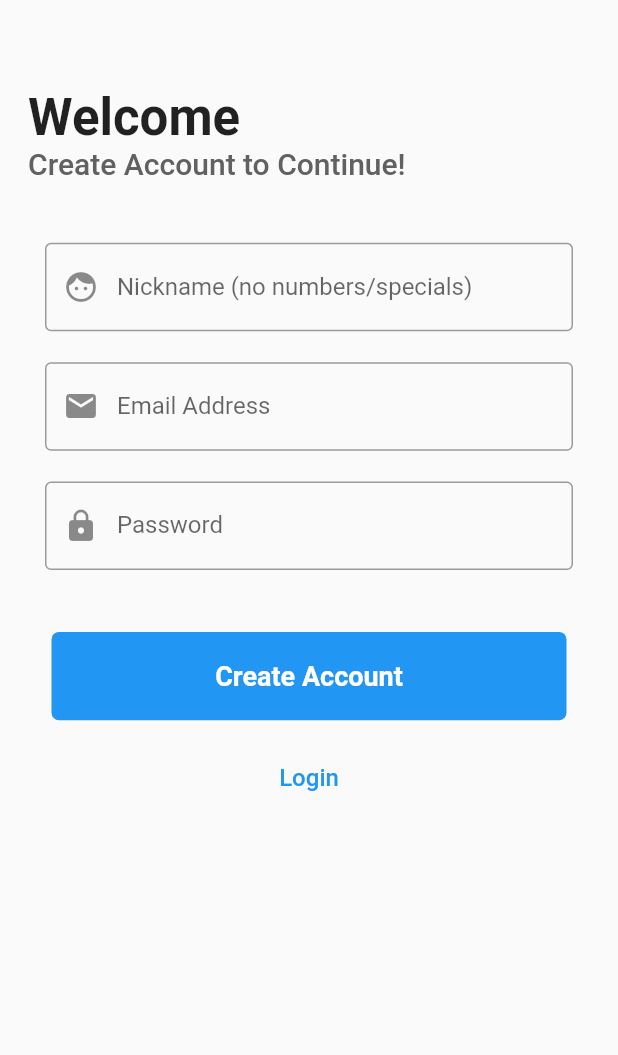
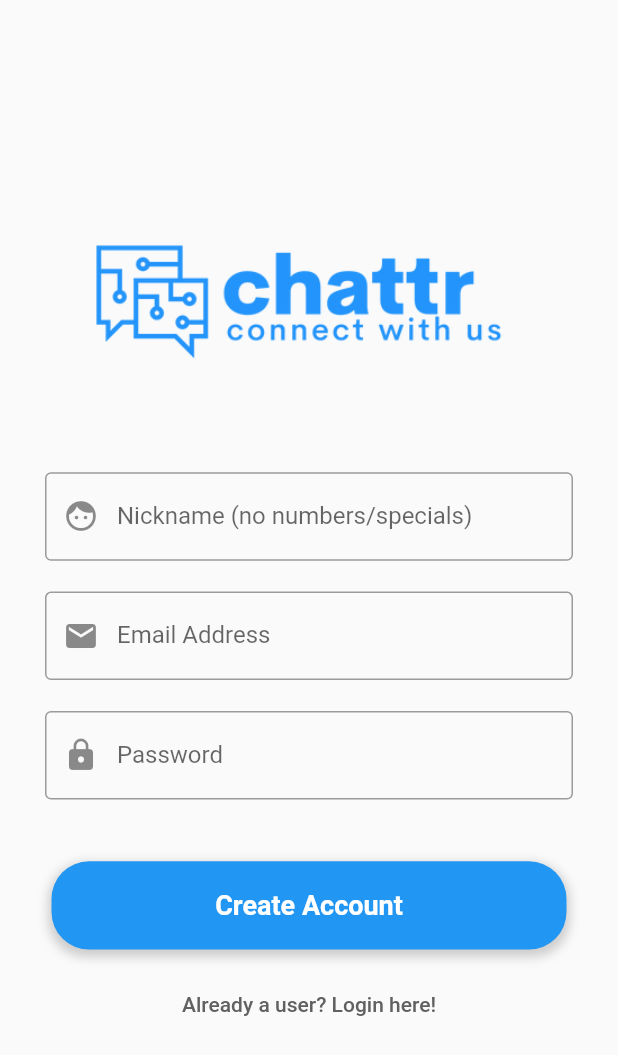
Before and after one commit to kachywy/flutchat, a Flutter app: the CreateAccount screen opened directly, on a phone screen of 412 x 824 dp. Shown: the top 1055 px of the screen. Run offline on Flutter 3.47's test engine with Material 2 defaults, Android fonts, the phone set to English and light mode, and no system bars; our stand-ins replace cloud_firestore, firebase_auth, firebase_core, firebase_storage, fluttertoast, image_picker; accounts and stored records are empty; Roboto replaces fonts that are missing (Poppins).

Commit message:
changes in design (logo, text, fonts)

```diff
--- a/lib/Authenticate/CreateAccount.dart
+++ b/lib/Authenticate/CreateAccount.dart
@@ -38,33 +38,12 @@ class _CreateAccountState extends State<CreateAccount> {
                     SizedBox(
                       height: size.height / 20,
                     ),
-                    Container(
-                      alignment: Alignment.centerLeft,
-                      width: size.width / 0.5,
+                    SizedBox(
+                      height: size.height / 10,
                     ),
-                    SizedBox(
-                      height: size.height / 50,
-                    ),
-                    Container(
-                      width: size.width / 1.1,
-                      child: Text(
-                        "Welcome",
-                        style: TextStyle(
-                          fontSize: 34,
-                          fontWeight: FontWeight.bold,
-                        ),
-                      ),
-                    ),
-                    Container(
-                      width: size.width / 1.1,
-                      child: Text(
-                        "Create Account to Continue!",
-                        style: TextStyle(
-                          color: Colors.grey[700],
-                          fontSize: 20,
-                          fontWeight: FontWeight.w500,
-                        ),
-                      ),
+                    Image(
+                      image: AssetImage('assets/img/logo.png'),
+                      height: 150,
                     ),
                     SizedBox(
                       height: size.height / 20,
@@ -142,11 +121,12 @@ class _CreateAccountState extends State<CreateAccount> {
                       child: GestureDetector(
                         onTap: () => Navigator.pop(context),
                         child: Text(
-                          "Login",
+                          "Already a user? Login here!",
                           style: TextStyle(
-                            color: Colors.blue,
-                            fontSize: 16,
+                            color: Colors.grey[700],
+                            fontSize: 14,
                             fontWeight: FontWeight.w500,
+                            fontFamily: 'Poppins',
                           ),
                         ),
                       ),
@@ -190,8 +170,16 @@ class _CreateAccountState extends State<CreateAccount> {
           height: size.height / 14,
           width: size.width / 1.2,
           decoration: BoxDecoration(
-            borderRadius: BorderRadius.circular(5),
+            borderRadius: BorderRadius.circular(25),
             color: Colors.blue,
+            boxShadow: [
+              BoxShadow(
+                color: Colors.grey.withOpacity(0.5), //shadow color
+                spreadRadius: 2, // spread radius
+                blurRadius: 5, // shadow blur radius
+                offset: const Offset(0, 3), // changes position of shadow
+              ),
+            ],
           ),
           alignment: Alignment.center,
           child: Text(
```
